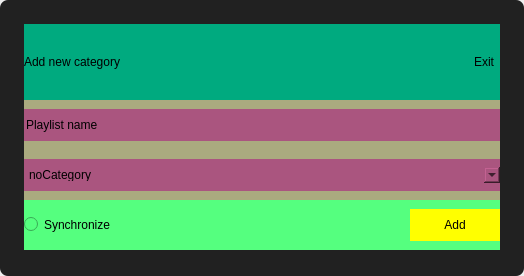
This is app/src/ui_files/playlistInputDialog.ui in KrzysztofGoc/Peach-player as Qt 5 draws it before an edit. The edited form follows.
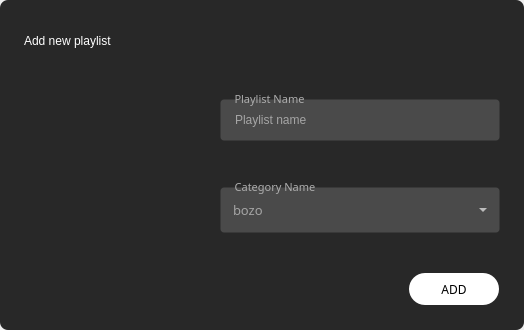
This is the edited form. Icons and pictures are not drawn.

Commit message: Updated all inputDialogs UI, updated songAdder combo boxes and line edits.

Diff of the .ui file:
```diff
--- a/app/src/ui_files/playlistInputDialog.ui
+++ b/app/src/ui_files/playlistInputDialog.ui
@@ -7,7 +7,7 @@
     <x>0</x>
     <y>0</y>
     <width>524</width>
-    <height>276</height>
+    <height>330</height>
    </rect>
   </property>
   <property name="sizePolicy">
@@ -19,29 +19,20 @@
   <property name="minimumSize">
    <size>
     <width>524</width>
-    <height>276</height>
+    <height>330</height>
    </size>
   </property>
   <property name="maximumSize">
    <size>
     <width>524</width>
-    <height>276</height>
+    <height>330</height>
    </size>
   </property>
   <property name="windowTitle">
    <string>Dialog</string>
   </property>
   <property name="styleSheet">
-   <string notr="true">#frame_3{
-	border-radius: 8px;
-	background-color: rgb(33, 33, 33);
-}
-#scrollArea{
-	background-color: transparent;
-}
-#scrollAreaWidgetContents{
-		background-color: transparent;
-}
+   <string notr="true">border: none;
 </string>
   </property>
   <layout class="QVBoxLayout" name="verticalLayout">
@@ -62,8 +53,100 @@
    </property>
    <item>
     <widget class="QFrame" name="frame_3">
+     <property name="sizePolicy">
+      <sizepolicy hsizetype="Fixed" vsizetype="Fixed">
+       <horstretch>0</horstretch>
+       <verstretch>0</verstretch>
+      </sizepolicy>
+     </property>
+     <property name="minimumSize">
+      <size>
+       <width>524</width>
+       <height>330</height>
+      </size>
+     </property>
+     <property name="maximumSize">
+      <size>
+       <width>524</width>
+       <height>330</height>
+      </size>
+     </property>
+     <property name="focusPolicy">
+      <enum>Qt::ClickFocus</enum>
+     </property>
      <property name="styleSheet">
-      <string notr="true">border: none;</string>
+      <string notr="true">#frame_3{
+	border-radius: 8px;
+	background-color: rgb(40, 40, 40);
+}
+#playlistInputDialogExitButton{
+	background-color: none;
+	border-radius: 16px;
+}
+#playlistInputDialogExitButton:hover{
+	background-color: rgba(179, 179, 179, 0.25);
+}
+#playlistInputDialogExitButton:pressed{
+	background-color: rgba(179, 179, 179, 0.35);
+}
+#label{
+	color: white;
+	font: 87 17pt &quot;Heebo Black&quot;;
+}
+#playlistInputDialogAddButton{
+	border-radius: 16px;
+	background-color: white;
+	color: black;
+	font: 87 9pt &quot;Heebo Medium&quot;;
+}
+QComboBox QAbstractItemView {
+	outline: none;
+	border: 1px solid rgba(179, 179, 179, 0.25);
+}
+
+QComboBox {
+	font: 57 10pt &quot;Heebo Black&quot;;
+	color: rgba(255, 255, 255, 128);
+	border: none;	
+	background-color: transparent;
+	padding-right: 12px;
+	padding-left: 12px;
+	padding-top: 12px;
+	padding-bottom: 12px;
+}
+QComboBox:hover{
+	color: white;
+}
+QComboBox::drop-down {
+	heigth: 40px;
+	width: 32px;
+}
+QComboBox:down-arrow {
+	image: url(:/icons/48x48/outlined/icons/48x48/outlined/outline_arrow_drop_down_gray_48dp.png);
+}
+QGroupBox {
+	font: 57 8pt &quot;Heebo Black&quot;;
+	background-color: rgba(179, 179, 179, 0.25);
+    border: 1px solid transparent;
+    border-radius: 4px;
+    margin-top: 8px;
+}
+QGroupBox::title {
+	color: rgb(173, 173, 173);
+    subcontrol-origin: margin;
+    left: 10px;
+    padding: 0 3px 0 3px;
+}
+QLineEdit {
+	font: 57 10pt &quot;Heebo Black&quot;;
+	color: white;
+	background-color: transparent;
+	border: none;
+	padding-right: 12px;
+	padding-left: 12px;
+	padding-top: 12px;
+	padding-bottom: 12px;
+}</string>
      </property>
      <property name="frameShape">
       <enum>QFrame::StyledPanel</enum>
@@ -76,46 +159,55 @@
        <number>0</number>
       </property>
       <property name="leftMargin">
-       <number>0</number>
+       <number>24</number>
       </property>
       <property name="topMargin">
-       <number>0</number>
+       <number>24</number>
       </property>
       <property name="rightMargin">
-       <number>0</number>
+       <number>24</number>
       </property>
       <property name="bottomMargin">
-       <number>0</number>
+       <number>24</number>
       </property>
       <item>
-       <widget class="QScrollArea" name="scrollArea">
-        <property name="widgetResizable">
-         <bool>true</bool>
+       <widget class="QFrame" name="frame_2">
+        <property name="sizePolicy">
+         <sizepolicy hsizetype="Preferred" vsizetype="Fixed">
+          <horstretch>0</horstretch>
+          <verstretch>0</verstretch>
+         </sizepolicy>
         </property>
-        <widget class="QWidget" name="scrollAreaWidgetContents">
-         <property name="geometry">
-          <rect>
-           <x>0</x>
-           <y>0</y>
-           <width>524</width>
-           <height>276</height>
-          </rect>
+        <property name="minimumSize">
+         <size>
+          <width>0</width>
+          <height>0</height>
+         </size>
+        </property>
+        <property name="styleSheet">
+         <string notr="true"/>
+        </property>
+        <property name="frameShape">
+         <enum>QFrame::StyledPanel</enum>
+        </property>
+        <property name="frameShadow">
+         <enum>QFrame::Raised</enum>
          </property>
          <layout class="QVBoxLayout" name="verticalLayout_5">
           <property name="spacing">
            <number>0</number>
           </property>
           <property name="leftMargin">
-           <number>24</number>
+          <number>0</number>
           </property>
           <property name="topMargin">
-           <number>24</number>
+          <number>0</number>
           </property>
           <property name="rightMargin">
-           <number>24</number>
+          <number>0</number>
           </property>
           <property name="bottomMargin">
-           <number>24</number>
+          <number>0</number>
           </property>
           <item>
            <widget class="QFrame" name="frame">
@@ -128,17 +220,17 @@
             <property name="minimumSize">
              <size>
               <width>0</width>
-              <height>76</height>
+             <height>0</height>
              </size>
             </property>
             <property name="maximumSize">
              <size>
               <width>16777215</width>
-              <height>76</height>
+             <height>16777215</height>
              </size>
             </property>
             <property name="styleSheet">
-             <string notr="true">background-color: rgb(0, 170, 127);</string>
+            <string notr="true"/>
             </property>
             <property name="frameShape">
              <enum>QFrame::StyledPanel</enum>
@@ -160,7 +252,7 @@
               <number>0</number>
              </property>
              <property name="bottomMargin">
-              <number>0</number>
+             <number>2</number>
              </property>
              <item>
               <widget class="QFrame" name="frame_4">
@@ -176,6 +268,9 @@
                  <height>0</height>
                 </size>
                </property>
+              <property name="styleSheet">
+               <string notr="true"/>
+              </property>
                <property name="frameShape">
                 <enum>QFrame::StyledPanel</enum>
                </property>
@@ -201,13 +296,13 @@
                 <item>
                  <widget class="QLabel" name="label">
                   <property name="sizePolicy">
-                   <sizepolicy hsizetype="Fixed" vsizetype="Preferred">
+                  <sizepolicy hsizetype="Fixed" vsizetype="Fixed">
                     <horstretch>0</horstretch>
                     <verstretch>0</verstretch>
                    </sizepolicy>
                   </property>
                   <property name="text">
-                   <string notr="true">Add new category</string>
+                  <string notr="true">Add new playlist</string>
                   </property>
                  </widget>
                 </item>
@@ -221,8 +316,8 @@
                </property>
                <property name="sizeHint" stdset="0">
                 <size>
-                 <width>324</width>
-                 <height>20</height>
+                <width>0</width>
+                <height>0</height>
                 </size>
                </property>
               </spacer>
@@ -265,56 +360,36 @@
                     <height>32</height>
                    </size>
                   </property>
-                  <property name="text">
-                   <string notr="true">Exit</string>
-                  </property>
-                 </widget>
-                </item>
-               </layout>
-              </widget>
-             </item>
-            </layout>
-           </widget>
-          </item>
-          <item>
-           <widget class="QFrame" name="frame_2">
-            <property name="sizePolicy">
-             <sizepolicy hsizetype="Preferred" vsizetype="Fixed">
-              <horstretch>0</horstretch>
-              <verstretch>0</verstretch>
-             </sizepolicy>
-            </property>
-            <property name="minimumSize">
+                 <property name="maximumSize">
              <size>
-              <width>0</width>
-              <height>0</height>
+                   <width>32</width>
+                   <height>32</height>
              </size>
             </property>
             <property name="styleSheet">
-             <string notr="true">background-color: rgb(85, 255, 127);</string>
-            </property>
-            <property name="frameShape">
-             <enum>QFrame::StyledPanel</enum>
-            </property>
-            <property name="frameShadow">
-             <enum>QFrame::Raised</enum>
-            </property>
-            <layout class="QVBoxLayout" name="verticalLayout_9">
-             <property name="spacing">
-              <number>0</number>
-             </property>
-             <property name="leftMargin">
-              <number>0</number>
-             </property>
-             <property name="topMargin">
-              <number>0</number>
-             </property>
-             <property name="rightMargin">
-              <number>0</number>
-             </property>
-             <property name="bottomMargin">
-              <number>0</number>
-             </property>
+                  <string notr="true"/>
+                 </property>
+                 <property name="text">
+                  <string notr="true"/>
+                 </property>
+                 <property name="icon">
+                  <iconset resource="../resourcesPeachPlayer.qrc">
+                   <normaloff>:/icons/48x48/outlined/icons/48x48/outlined/outline_close_white_48dp.png</normaloff>:/icons/48x48/outlined/icons/48x48/outlined/outline_close_white_48dp.png</iconset>
+                 </property>
+                 <property name="iconSize">
+                  <size>
+                   <width>20</width>
+                   <height>20</height>
+                  </size>
+                 </property>
+                </widget>
+               </item>
+              </layout>
+             </widget>
+            </item>
+           </layout>
+          </widget>
+         </item>
              <item>
               <widget class="QFrame" name="frame_6">
                <property name="sizePolicy">
@@ -326,11 +401,14 @@
                <property name="minimumSize">
                 <size>
                  <width>0</width>
-                 <height>50</height>
-                </size>
-               </property>
-               <property name="styleSheet">
-                <string notr="true">background-color: rgb(170, 170, 127);</string>
+             <height>198</height>
+            </size>
+           </property>
+           <property name="maximumSize">
+            <size>
+             <width>16777215</width>
+             <height>198</height>
+            </size>
                </property>
                <property name="frameShape">
                 <enum>QFrame::StyledPanel</enum>
@@ -338,17 +416,35 @@
                <property name="frameShadow">
                 <enum>QFrame::Raised</enum>
                </property>
-               <layout class="QVBoxLayout" name="verticalLayout_16">
+           <layout class="QHBoxLayout" name="horizontalLayout_3">
+            <property name="spacing">
+             <number>0</number>
+            </property>
                 <property name="leftMargin">
                  <number>0</number>
                 </property>
+            <property name="topMargin">
+             <number>0</number>
+            </property>
                 <property name="rightMargin">
                  <number>0</number>
                 </property>
+            <property name="bottomMargin">
+             <number>0</number>
+            </property>
                 <item>
-                 <widget class="QFrame" name="frame_8">
-                  <property name="styleSheet">
-                   <string notr="true">background-color: rgb(170, 85, 127);</string>
+             <widget class="QFrame" name="frame_9">
+              <property name="sizePolicy">
+               <sizepolicy hsizetype="Preferred" vsizetype="Fixed">
+                <horstretch>0</horstretch>
+                <verstretch>0</verstretch>
+               </sizepolicy>
+              </property>
+              <property name="minimumSize">
+               <size>
+                <width>0</width>
+                <height>198</height>
+               </size>
                   </property>
                   <property name="frameShape">
                    <enum>QFrame::StyledPanel</enum>
@@ -373,63 +469,384 @@
                     <number>0</number>
                    </property>
                    <item>
+                <spacer name="verticalSpacer">
+                 <property name="orientation">
+                  <enum>Qt::Vertical</enum>
+                 </property>
+                 <property name="sizeHint" stdset="0">
+                  <size>
+                   <width>0</width>
+                   <height>0</height>
+                  </size>
+                 </property>
+                </spacer>
+               </item>
+               <item>
+                <widget class="QLabel" name="playlistInputDialogPlaylistsMiniatureQLabel">
+                 <property name="sizePolicy">
+                  <sizepolicy hsizetype="Fixed" vsizetype="Fixed">
+                   <horstretch>0</horstretch>
+                   <verstretch>0</verstretch>
+                  </sizepolicy>
+                 </property>
+                 <property name="minimumSize">
+                  <size>
+                   <width>180</width>
+                   <height>180</height>
+                  </size>
+                 </property>
+                 <property name="maximumSize">
+                  <size>
+                   <width>180</width>
+                   <height>180</height>
+                  </size>
+                 </property>
+                 <property name="text">
+                  <string notr="true"/>
+                 </property>
+                 <property name="pixmap">
+                  <pixmap resource="../resourcesPeachPlayer.qrc">:/icons/temporary/icons/playlistCoverExample1.png</pixmap>
+                 </property>
+                 <property name="scaledContents">
+                  <bool>true</bool>
+                 </property>
+                </widget>
+               </item>
+              </layout>
+             </widget>
+            </item>
+            <item>
+             <widget class="QFrame" name="frame_7">
+              <property name="sizePolicy">
+               <sizepolicy hsizetype="Preferred" vsizetype="Fixed">
+                <horstretch>0</horstretch>
+                <verstretch>0</verstretch>
+               </sizepolicy>
+              </property>
+              <property name="minimumSize">
+               <size>
+                <width>0</width>
+                <height>198</height>
+               </size>
+              </property>
+              <property name="maximumSize">
+               <size>
+                <width>16777215</width>
+                <height>198</height>
+               </size>
+              </property>
+              <property name="styleSheet">
+               <string notr="true"/>
+              </property>
+              <property name="frameShape">
+               <enum>QFrame::StyledPanel</enum>
+              </property>
+              <property name="frameShadow">
+               <enum>QFrame::Raised</enum>
+              </property>
+              <layout class="QVBoxLayout" name="verticalLayout_15">
+               <property name="spacing">
+                <number>16</number>
+               </property>
+               <property name="leftMargin">
+                <number>16</number>
+               </property>
+               <property name="topMargin">
+                <number>10</number>
+               </property>
+               <property name="rightMargin">
+                <number>0</number>
+               </property>
+               <property name="bottomMargin">
+                <number>0</number>
+               </property>
+               <item>
+                <widget class="QGroupBox" name="groupBox1_3">
+                 <property name="sizePolicy">
+                  <sizepolicy hsizetype="Fixed" vsizetype="Fixed">
+                   <horstretch>0</horstretch>
+                   <verstretch>0</verstretch>
+                  </sizepolicy>
+                 </property>
+                 <property name="minimumSize">
+                  <size>
+                   <width>280</width>
+                   <height>40</height>
+                  </size>
+                 </property>
+                 <property name="font">
+                  <font>
+                   <family>Heebo Black</family>
+                   <pointsize>8</pointsize>
+                   <weight>7</weight>
+                   <italic>false</italic>
+                   <bold>false</bold>
+                  </font>
+                 </property>
+                 <property name="styleSheet">
+                  <string notr="true"/>
+                 </property>
+                 <property name="title">
+                  <string notr="true">Playlist Name</string>
+                 </property>
+                 <layout class="QVBoxLayout" name="verticalLayout_16">
+                  <property name="spacing">
+                   <number>0</number>
+                  </property>
+                  <property name="leftMargin">
+                   <number>0</number>
+                  </property>
+                  <property name="topMargin">
+                   <number>0</number>
+                  </property>
+                  <property name="rightMargin">
+                   <number>0</number>
+                  </property>
+                  <property name="bottomMargin">
+                   <number>0</number>
+                  </property>
+                  <item>
                     <widget class="QLineEdit" name="playlistInputDialogPlaylistNameQLineEdit">
+                    <property name="palette">
+                     <palette>
+                      <active>
+                       <colorrole role="WindowText">
+                        <brush brushstyle="SolidPattern">
+                         <color alpha="255">
+                          <red>255</red>
+                          <green>255</green>
+                          <blue>255</blue>
+                         </color>
+                        </brush>
+                       </colorrole>
+                       <colorrole role="Button">
+                        <brush brushstyle="SolidPattern">
+                         <color alpha="0">
+                          <red>0</red>
+                          <green>0</green>
+                          <blue>0</blue>
+                         </color>
+                        </brush>
+                       </colorrole>
+                       <colorrole role="Text">
+                        <brush brushstyle="SolidPattern">
+                         <color alpha="255">
+                          <red>255</red>
+                          <green>255</green>
+                          <blue>255</blue>
+                         </color>
+                        </brush>
+                       </colorrole>
+                       <colorrole role="ButtonText">
+                        <brush brushstyle="SolidPattern">
+                         <color alpha="255">
+                          <red>255</red>
+                          <green>255</green>
+                          <blue>255</blue>
+                         </color>
+                        </brush>
+                       </colorrole>
+                       <colorrole role="Base">
+                        <brush brushstyle="SolidPattern">
+                         <color alpha="0">
+                          <red>0</red>
+                          <green>0</green>
+                          <blue>0</blue>
+                         </color>
+                        </brush>
+                       </colorrole>
+                       <colorrole role="Window">
+                        <brush brushstyle="SolidPattern">
+                         <color alpha="0">
+                          <red>0</red>
+                          <green>0</green>
+                          <blue>0</blue>
+                         </color>
+                        </brush>
+                       </colorrole>
+                       <colorrole role="PlaceholderText">
+                        <brush brushstyle="SolidPattern">
+                         <color alpha="128">
+                          <red>255</red>
+                          <green>255</green>
+                          <blue>255</blue>
+                         </color>
+                        </brush>
+                       </colorrole>
+                      </active>
+                      <inactive>
+                       <colorrole role="WindowText">
+                        <brush brushstyle="SolidPattern">
+                         <color alpha="255">
+                          <red>255</red>
+                          <green>255</green>
+                          <blue>255</blue>
+                         </color>
+                        </brush>
+                       </colorrole>
+                       <colorrole role="Button">
+                        <brush brushstyle="SolidPattern">
+                         <color alpha="0">
+                          <red>0</red>
+                          <green>0</green>
+                          <blue>0</blue>
+                         </color>
+                        </brush>
+                       </colorrole>
+                       <colorrole role="Text">
+                        <brush brushstyle="SolidPattern">
+                         <color alpha="255">
+                          <red>255</red>
+                          <green>255</green>
+                          <blue>255</blue>
+                         </color>
+                        </brush>
+                       </colorrole>
+                       <colorrole role="ButtonText">
+                        <brush brushstyle="SolidPattern">
+                         <color alpha="255">
+                          <red>255</red>
+                          <green>255</green>
+                          <blue>255</blue>
+                         </color>
+                        </brush>
+                       </colorrole>
+                       <colorrole role="Base">
+                        <brush brushstyle="SolidPattern">
+                         <color alpha="0">
+                          <red>0</red>
+                          <green>0</green>
+                          <blue>0</blue>
+                         </color>
+                        </brush>
+                       </colorrole>
+                       <colorrole role="Window">
+                        <brush brushstyle="SolidPattern">
+                         <color alpha="0">
+                          <red>0</red>
+                          <green>0</green>
+                          <blue>0</blue>
+                         </color>
+                        </brush>
+                       </colorrole>
+                       <colorrole role="PlaceholderText">
+                        <brush brushstyle="SolidPattern">
+                         <color alpha="128">
+                          <red>255</red>
+                          <green>255</green>
+                          <blue>255</blue>
+                         </color>
+                        </brush>
+                       </colorrole>
+                      </inactive>
+                      <disabled>
+                       <colorrole role="WindowText">
+                        <brush brushstyle="SolidPattern">
+                         <color alpha="255">
+                          <red>255</red>
+                          <green>255</green>
+                          <blue>255</blue>
+                         </color>
+                        </brush>
+                       </colorrole>
+                       <colorrole role="Button">
+                        <brush brushstyle="SolidPattern">
+                         <color alpha="0">
+                          <red>0</red>
+                          <green>0</green>
+                          <blue>0</blue>
+                         </color>
+                        </brush>
+                       </colorrole>
+                       <colorrole role="Text">
+                        <brush brushstyle="SolidPattern">
+                         <color alpha="255">
+                          <red>255</red>
+                          <green>255</green>
+                          <blue>255</blue>
+                         </color>
+                        </brush>
+                       </colorrole>
+                       <colorrole role="ButtonText">
+                        <brush brushstyle="SolidPattern">
+                         <color alpha="255">
+                          <red>255</red>
+                          <green>255</green>
+                          <blue>255</blue>
+                         </color>
+                        </brush>
+                       </colorrole>
+                       <colorrole role="Base">
+                        <brush brushstyle="SolidPattern">
+                         <color alpha="0">
+                          <red>0</red>
+                          <green>0</green>
+                          <blue>0</blue>
+                         </color>
+                        </brush>
+                       </colorrole>
+                       <colorrole role="Window">
+                        <brush brushstyle="SolidPattern">
+                         <color alpha="0">
+                          <red>0</red>
+                          <green>0</green>
+                          <blue>0</blue>
+                         </color>
+                        </brush>
+                       </colorrole>
+                       <colorrole role="PlaceholderText">
+                        <brush brushstyle="SolidPattern">
+                         <color alpha="128">
+                          <red>255</red>
+                          <green>255</green>
+                          <blue>255</blue>
+                         </color>
+                        </brush>
+                       </colorrole>
+                      </disabled>
+                     </palette>
+                    </property>
                      <property name="inputMask">
                       <string notr="true"/>
                      </property>
                      <property name="text">
-                      <string>Playlist name</string>
-                     </property>
-                    </widget>
-                   </item>
-                  </layout>
+                     <string notr="true"/>
+                    </property>
+                    <property name="placeholderText">
+                     <string notr="true">Playlist name</string>
+                    </property>
                  </widget>
                 </item>
                </layout>
               </widget>
              </item>
              <item>
-              <widget class="QFrame" name="frame_9">
+                <widget class="QGroupBox" name="groupBox1_2">
                <property name="sizePolicy">
-                <sizepolicy hsizetype="Preferred" vsizetype="Fixed">
+                  <sizepolicy hsizetype="Fixed" vsizetype="Fixed">
                  <horstretch>0</horstretch>
                  <verstretch>0</verstretch>
                 </sizepolicy>
                </property>
                <property name="minimumSize">
                 <size>
-                 <width>0</width>
-                 <height>50</height>
-                </size>
-               </property>
-               <property name="styleSheet">
-                <string notr="true">background-color: rgb(170, 170, 127);</string>
-               </property>
-               <property name="frameShape">
-                <enum>QFrame::StyledPanel</enum>
-               </property>
-               <property name="frameShadow">
-                <enum>QFrame::Raised</enum>
-               </property>
-               <layout class="QVBoxLayout" name="verticalLayout_17">
-                <property name="leftMargin">
-                 <number>0</number>
-                </property>
-                <property name="rightMargin">
-                 <number>0</number>
-                </property>
-                <item>
-                 <widget class="QFrame" name="frame_11">
-                  <property name="styleSheet">
-                   <string notr="true">background-color: rgb(170, 85, 127);</string>
-                  </property>
-                  <property name="frameShape">
-                   <enum>QFrame::StyledPanel</enum>
-                  </property>
-                  <property name="frameShadow">
-                   <enum>QFrame::Raised</enum>
-                  </property>
-                  <layout class="QVBoxLayout" name="verticalLayout_7">
+                   <width>280</width>
+                   <height>40</height>
+                  </size>
+                 </property>
+                 <property name="font">
+                  <font>
+                   <family>Heebo Black</family>
+                   <pointsize>8</pointsize>
+                   <weight>7</weight>
+                   <italic>false</italic>
+                   <bold>false</bold>
+                  </font>
+                 </property>
+                 <property name="title">
+                  <string notr="true">Category Name</string>
+                 </property>
+                 <layout class="QVBoxLayout" name="verticalLayout_14">
                    <property name="spacing">
                     <number>0</number>
                    </property>
@@ -447,33 +864,8 @@
                    </property>
                    <item>
                     <widget class="QComboBox" name="playlistInputDialogCategoryQComboBox">
-                     <item>
-                      <property name="text">
-                       <string notr="true">noCategory</string>
-                      </property>
-                     </item>
-                     <item>
-                      <property name="text">
-                       <string notr="true">category1</string>
-                      </property>
-                     </item>
-                     <item>
-                      <property name="text">
-                       <string notr="true">category2</string>
-                      </property>
-                     </item>
-                    </widget>
-                   </item>
-                  </layout>
-                 </widget>
-                </item>
-               </layout>
-              </widget>
-             </item>
-             <item>
-              <widget class="QFrame" name="frame_7">
                <property name="sizePolicy">
-                <sizepolicy hsizetype="Preferred" vsizetype="Fixed">
+                     <sizepolicy hsizetype="Preferred" vsizetype="Preferred">
                  <horstretch>0</horstretch>
                  <verstretch>0</verstretch>
                 </sizepolicy>
@@ -481,7 +873,85 @@
                <property name="minimumSize">
                 <size>
                  <width>0</width>
+                      <height>0</height>
+                     </size>
+                    </property>
+                    <property name="maximumSize">
+                     <size>
+                      <width>16777215</width>
+                      <height>16777215</height>
+                     </size>
+                    </property>
+                    <property name="font">
+                     <font>
+                      <family>Heebo Black</family>
+                      <pointsize>10</pointsize>
+                      <weight>7</weight>
+                      <italic>false</italic>
+                      <bold>false</bold>
+                     </font>
+                    </property>
+                    <property name="currentText">
+                     <string notr="true">bozo</string>
+                    </property>
+                    <property name="maxVisibleItems">
+                     <number>3</number>
+                    </property>
+                    <property name="iconSize">
+                     <size>
+                      <width>50</width>
                  <height>50</height>
+                     </size>
+                    </property>
+                    <property name="placeholderText">
+                     <string notr="true"/>
+                    </property>
+                    <property name="frame">
+                     <bool>true</bool>
+                    </property>
+                    <item>
+                     <property name="text">
+                      <string notr="true">bozo</string>
+                     </property>
+                    </item>
+                    <item>
+                     <property name="text">
+                      <string notr="true">bozoo</string>
+                     </property>
+                    </item>
+                    <item>
+                     <property name="text">
+                      <string notr="true">bozo1</string>
+                     </property>
+                    </item>
+                    <item>
+                     <property name="text">
+                      <string notr="true">bozo2</string>
+                     </property>
+                    </item>
+                   </widget>
+                  </item>
+                 </layout>
+                </widget>
+               </item>
+              </layout>
+             </widget>
+            </item>
+           </layout>
+          </widget>
+         </item>
+         <item>
+          <widget class="QFrame" name="frame_8">
+           <property name="sizePolicy">
+            <sizepolicy hsizetype="Preferred" vsizetype="Fixed">
+             <horstretch>0</horstretch>
+             <verstretch>0</verstretch>
+            </sizepolicy>
+           </property>
+           <property name="minimumSize">
+            <size>
+             <width>0</width>
+             <height>0</height>
                 </size>
                </property>
                <property name="frameShape">
@@ -498,21 +968,14 @@
                  <number>0</number>
                 </property>
                 <property name="topMargin">
-                 <number>0</number>
+             <number>16</number>
                 </property>
                 <property name="rightMargin">
-                 <number>0</number>
+             <number>1</number>
                 </property>
                 <property name="bottomMargin">
                  <number>0</number>
                 </property>
-                <item>
-                 <widget class="QRadioButton" name="playlistInputDialogSynchronizeQRadioButton">
-                  <property name="text">
-                   <string notr="true">Synchronize</string>
-                  </property>
-                 </widget>
-                </item>
                 <item>
                  <spacer name="horizontalSpacer_2">
                   <property name="orientation">
@@ -520,14 +983,20 @@
                   </property>
                   <property name="sizeHint" stdset="0">
                    <size>
-                    <width>366</width>
-                    <height>20</height>
+                <width>0</width>
+                <height>0</height>
                    </size>
                   </property>
                  </spacer>
                 </item>
                 <item>
                  <widget class="QFrame" name="frame_10">
+              <property name="sizePolicy">
+               <sizepolicy hsizetype="Preferred" vsizetype="Fixed">
+                <horstretch>0</horstretch>
+                <verstretch>0</verstretch>
+               </sizepolicy>
+              </property>
                   <property name="frameShape">
                    <enum>QFrame::StyledPanel</enum>
                   </property>
@@ -552,17 +1021,42 @@
                    </property>
                    <item>
                     <widget class="QPushButton" name="playlistInputDialogAddButton">
+                 <property name="sizePolicy">
+                  <sizepolicy hsizetype="Fixed" vsizetype="Fixed">
+                   <horstretch>0</horstretch>
+                   <verstretch>0</verstretch>
+                  </sizepolicy>
+                 </property>
                      <property name="minimumSize">
                       <size>
                        <width>90</width>
                        <height>32</height>
                       </size>
                      </property>
+                 <property name="maximumSize">
+                  <size>
+                   <width>90</width>
+                   <height>32</height>
+                  </size>
+                 </property>
+                 <property name="font">
+                  <font>
+                   <family>Heebo Medium</family>
+                   <pointsize>9</pointsize>
+                   <weight>10</weight>
+                   <italic>false</italic>
+                   <bold>false</bold>
+                   <kerning>true</kerning>
+                  </font>
+                 </property>
+                 <property name="layoutDirection">
+                  <enum>Qt::LeftToRight</enum>
+                 </property>
                      <property name="styleSheet">
-                      <string notr="true">background-color: rgb(255, 255, 0);</string>
+                  <string notr="true"/>
                      </property>
                      <property name="text">
-                      <string notr="true">Add</string>
+                  <string notr="true">ADD</string>
                      </property>
                     </widget>
                    </item>
@@ -577,13 +1071,11 @@
           </item>
          </layout>
         </widget>
-       </widget>
       </item>
      </layout>
     </widget>
-   </item>
-  </layout>
- </widget>
- <resources/>
+ <resources>
+  <include location="../resourcesPeachPlayer.qrc"/>
+ </resources>
  <connections/>
 </ui>
```
Lines whose indentation alone changed are shown as unchanged. The commit also changes 19 other files.
